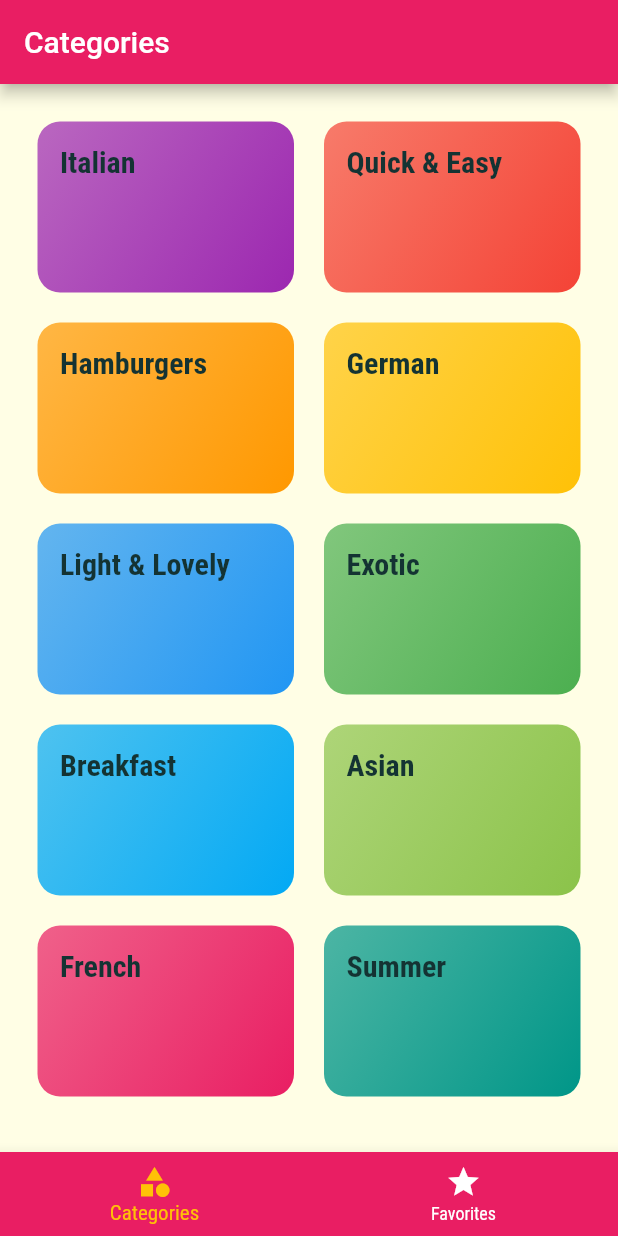
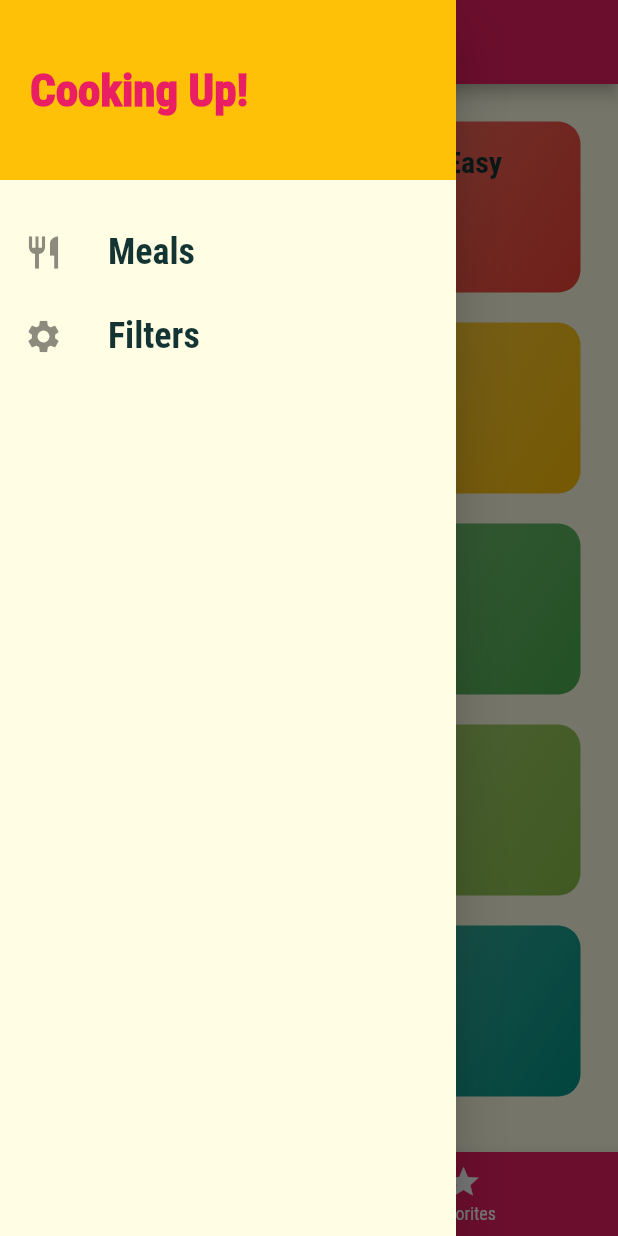
Before and after one commit to k3forx/flutter-practice, a Flutter app: the screen it shows after launch, with the side drawer open (before the commit the screen has no drawer), on a phone screen of 412 x 824 dp. Run offline on Flutter 3.47's test engine with Material 2 defaults, Android fonts, the phone set to English and light mode, and no system bars.

Commit message:
adding a custom drawer

```diff
--- a/meals_app/lib/screens/tabs_screen.dart
+++ b/meals_app/lib/screens/tabs_screen.dart
@@ -2,6 +2,7 @@ import 'package:flutter/material.dart';
 
 import 'package:meals_app/screens/categories_screen.dart';
 import 'package:meals_app/screens/favorites_screen.dart';
+import 'package:meals_app/widgets/main_drawer.dart';
 
 class TabsScreen extends StatefulWidget {
   const TabsScreen({super.key});
@@ -35,6 +36,7 @@ class TabsScreenState extends State<TabsScreen> {
       appBar: AppBar(
         title: Text(_pages[_selectedPageIndex]['title'] as String),
       ),
+      drawer: const MainDrawer(),
       body: _pages[_selectedPageIndex]['page'] as Widget,
       bottomNavigationBar: BottomNavigationBar(
         onTap: _selectPage,
--- /dev/null
+++ b/meals_app/lib/widgets/main_drawer.dart
@@ -0,0 +1,59 @@
+import 'package:flutter/material.dart';
+
+class MainDrawer extends StatelessWidget {
+  const MainDrawer({super.key});
+
+  Widget buildListTile(String title, IconData icon) {
+    return ListTile(
+      leading: Icon(
+        icon,
+        size: 26,
+      ),
+      title: Text(
+        title,
+        style: const TextStyle(
+          fontFamily: 'RobotoCondensed',
+          fontSize: 24,
+          fontWeight: FontWeight.bold,
+        ),
+      ),
+      onTap: () {},
+    );
+  }
+
+  @override
+  Widget build(BuildContext context) {
+    return Drawer(
+      child: Column(
+        children: [
+          Container(
+            height: 120,
+            width: double.infinity,
+            padding: const EdgeInsets.all(20),
+            alignment: Alignment.centerLeft,
+            color: Theme.of(context).colorScheme.secondary,
+            child: Text(
+              'Cooking Up!',
+              style: TextStyle(
+                fontWeight: FontWeight.w900,
+                fontSize: 30,
+                color: Theme.of(context).colorScheme.primary,
+              ),
+            ),
+          ),
+          const SizedBox(
+            height: 20,
+          ),
+          buildListTile(
+            'Meals',
+            Icons.restaurant,
+          ),
+          buildListTile(
+            'Filters',
+            Icons.settings,
+          )
+        ],
+      ),
+    );
+  }
+}
```
